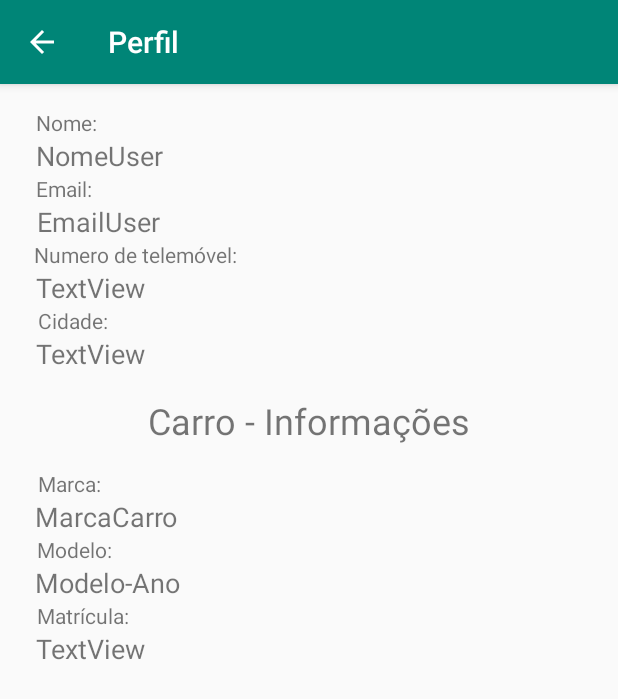
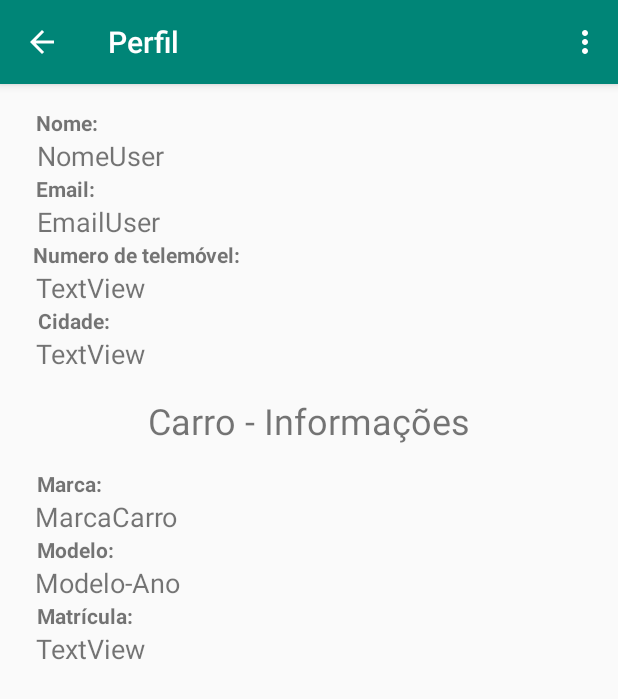
Before and after one commit to luisoliveira98/CarpoolApp, an Android app: the screen it shows after launch once a user with an empty profile is signed in (Perfil), in the side drawer, after a tap on "Perfil", on a phone screen of 412 x 824 dp. Shown: the top 699 px of the screen. Run offline under Robolectric (Android 15) with nearby library versions, the phone set to English and light mode, and no system bars; our stand-ins replace Firebase (no records; nobody signed in at launch, a user with empty details on screens opened directly); 2 statements that could not run were skipped.

Commit message:
Alteraçoes na forma como gerir o utilizador

```diff
--- a/app/src/main/java/com/example/android/carpoolapp/MainActivity.java
+++ b/app/src/main/java/com/example/android/carpoolapp/MainActivity.java
@@ -1,10 +1,13 @@
 package com.example.android.carpoolapp;
 
+import android.app.Activity;
+import android.content.DialogInterface;
 import android.content.Intent;
 import android.os.Bundle;
 import android.support.annotation.NonNull;
 import android.support.design.widget.FloatingActionButton;
 import android.support.design.widget.Snackbar;
+import android.support.v7.app.AlertDialog;
 import android.util.Log;
 import android.view.View;
 import android.support.design.widget.NavigationView;
@@ -15,6 +18,7 @@ import android.support.v7.app.AppCompatActivity;
 import android.support.v7.widget.Toolbar;
 import android.view.Menu;
 import android.view.MenuItem;
+import android.widget.ProgressBar;
 import android.widget.Toast;
 
 import com.google.android.gms.auth.api.Auth;
@@ -23,17 +27,26 @@ import com.google.android.gms.common.api.GoogleApiClient;
 import com.google.android.gms.common.api.GoogleApiClient.OnConnectionFailedListener;
 import com.google.firebase.auth.FirebaseAuth;
 import com.google.firebase.auth.FirebaseUser;
+import com.google.firebase.database.DataSnapshot;
+import com.google.firebase.database.DatabaseError;
+import com.google.firebase.database.DatabaseReference;
+import com.google.firebase.database.FirebaseDatabase;
+import com.google.firebase.database.Query;
+import com.google.firebase.database.ValueEventListener;
 
 public class MainActivity extends AppCompatActivity
         implements NavigationView.OnNavigationItemSelectedListener, OnConnectionFailedListener {
 
     private FirebaseAuth mFirebaseAuth;
     private FirebaseUser mFirebaseUser;
+    private DatabaseReference mFirebaseDatabase;
     private String mPhotoUrl;
     private String mUsername;
     public static final String ANONYMOUS = "anonymous";
     private static final String TAG = "MainActivity";
     private GoogleApiClient mGoogleApiClient;
+    private User user;
+    private ProgressBar mProgressBar;
 
 
     @Override
@@ -43,15 +56,8 @@ public class MainActivity extends AppCompatActivity
         Toolbar toolbar = (Toolbar) findViewById(R.id.toolbar);
         setSupportActionBar(toolbar);
 
-        FloatingActionButton fab = (FloatingActionButton) findViewById(R.id.fab);
-        fab.setOnClickListener(new View.OnClickListener() {
-            @Override
-            public void onClick(View view) {
-                Snackbar.make(view, "Replace with your own action", Snackbar.LENGTH_LONG)
-                        .setAction("Action", null).show();
-            }
-        });
-
+        mProgressBar = findViewById(R.id.progressBar);
+        mProgressBar.setVisibility(ProgressBar.VISIBLE);
         DrawerLayout drawer = (DrawerLayout) findViewById(R.id.drawer_layout);
         ActionBarDrawerToggle toggle = new ActionBarDrawerToggle(
                 this, drawer, toolbar, R.string.navigation_drawer_open, R.string.navigation_drawer_close);
@@ -80,6 +86,47 @@ public class MainActivity extends AppCompatActivity
                 .enableAutoManage(this /* FragmentActivity */, this /* OnConnectionFailedListener */)
                 .addApi(Auth.GOOGLE_SIGN_IN_API)
                 .build();
+
+        mFirebaseDatabase = FirebaseDatabase.getInstance().getReference();
+        user = new User();
+        Query query = mFirebaseDatabase.child("users");
+        query.addValueEventListener(new ValueEventListener() {
+            @Override
+            public void onDataChange(DataSnapshot dataSnapshot) {
+                User temp=null;
+                for (DataSnapshot data : dataSnapshot.getChildren()) {
+                    if(data.getValue(User.class).getEmail().equals(mFirebaseUser.getEmail())){
+                        temp = data.getValue(User.class);
+                        break;
+                    }
+                }
+                user = temp;
+                mProgressBar.setVisibility(ProgressBar.INVISIBLE);
+                if(!user.complete()) {
+                    AlertDialog.Builder alerta = new AlertDialog.Builder(MainActivity.this);
+                    alerta.setTitle("Aviso");
+                    alerta
+                            .setIcon(R.mipmap.ic_warning)
+                            .setMessage("Não tem o perfil com todos os dados!\nAtualize os dados")
+                            .setCancelable(false)
+                            .setPositiveButton("OK", new DialogInterface.OnClickListener() {
+                                @Override
+                                public void onClick(DialogInterface dialog, int which) {
+                                    Intent intent = new Intent(MainActivity.this, UpdatePerfil.class);
+                                    intent.putExtra("user", user);
+                                    startActivity(intent);
+                                }
+                            })
+                            ;
+
+                    AlertDialog alertDialog = alerta.create();
+                    alertDialog.show();
+                }
+            }
+            @Override
+            public void onCancelled(DatabaseError databaseError) {
+            }
+        });
     }
 
     @Override
@@ -133,12 +180,11 @@ public class MainActivity extends AppCompatActivity
         } else if (id == R.id.nav_procurar) {
             intent = new Intent(this, ProcurarViagem.class);
             startActivity(intent);
-        } else if (id == R.id.nav_mensagens) {
-
-        } else if (id == R.id.nav_historico) {
+        }  else if (id == R.id.nav_historico) {
 
         } else if (id == R.id.nav_perfil) {
             intent = new Intent(this, Perfil.class);
+            intent.putExtra("user", user);
             startActivity(intent);
         }
 
--- a/app/src/main/java/com/example/android/carpoolapp/Perfil.java
+++ b/app/src/main/java/com/example/android/carpoolapp/Perfil.java
@@ -2,12 +2,61 @@ package com.example.android.carpoolapp;
 
 import android.support.v7.app.AppCompatActivity;
 import android.os.Bundle;
+import android.widget.TextView;
+import android.view.Menu;
+
+import com.google.firebase.auth.FirebaseAuth;
+import com.google.firebase.auth.FirebaseUser;
+import com.google.firebase.database.DataSnapshot;
+import com.google.firebase.database.DatabaseError;
+import com.google.firebase.database.DatabaseReference;
+import com.google.firebase.database.FirebaseDatabase;
+import com.google.firebase.database.Query;
+import com.google.firebase.database.ValueEventListener;
+
+import java.util.ArrayList;
+import java.util.List;
 
 public class Perfil extends AppCompatActivity {
+
+    private TextView textNome,
+                    textEmail,
+                    textNumero,
+                    textCidade,
+                    textMarcaCarro,
+                    textModeloAno,
+                    textMatricula;
+
+    private FirebaseAuth mFirebaseAuth;
+    private FirebaseUser mFirebaseUser;
+    private DatabaseReference mFirebaseDatabase;
+    private User user;
+
 
     @Override
     protected void onCreate(Bundle savedInstanceState) {
         super.onCreate(savedInstanceState);
         setContentView(R.layout.activity_perfil);
+        textNome = findViewById(R.id.textNome);
+        textEmail = findViewById(R.id.textEmail);
+        textNumero = findViewById(R.id.textNumero);
+        textCidade = findViewById(R.id.textCidade);
+        textMarcaCarro = findViewById(R.id.textMarcaCarro);
+        textModeloAno = findViewById(R.id.textModeloCarro);
+        textMatricula = findViewById(R.id.textMatriculaCarro);
+
+        mFirebaseDatabase = FirebaseDatabase.getInstance().getReference();
+        mFirebaseAuth = FirebaseAuth.getInstance();
+        mFirebaseUser = mFirebaseAuth.getCurrentUser();
+
+        user = (User) getIntent().getExtras().getSerializable("user");
+
+        textNome.setText(user.getNome());
+    }
+
+    @Override
+    public boolean onCreateOptionsMenu(Menu menu) {
+        getMenuInflater().inflate(R.menu.menu_perfil, menu);
+        return true;
     }
 }
--- a/app/src/main/java/com/example/android/carpoolapp/SignInActivity.java
+++ b/app/src/main/java/com/example/android/carpoolapp/SignInActivity.java
@@ -149,7 +149,8 @@ public class SignInActivity extends AppCompatActivity implements GoogleApiClient
 
                                     if(!userEmailList.contains(mFirebaseUser.getEmail())) {
                                         User user = new User(mFirebaseUser.getDisplayName(), mFirebaseUser.getEmail());
-                                        mFirebaseDatabaseReference.child("users").push().setValue(user);
+                                        String key = mFirebaseUser.getEmail().split("@")[0];
+                                        mFirebaseDatabaseReference.child("users").child(key).setValue(user);
                                     }
                                 }
 
--- a/app/src/main/res/layout/activity_perfil.xml
+++ b/app/src/main/res/layout/activity_perfil.xml
@@ -8,45 +8,47 @@
 
 
     <TextView
-        android:id="@+id/textNome"
+        android:id="@+id/textNomeInfo"
         android:layout_width="wrap_content"
         android:layout_height="wrap_content"
         android:layout_marginStart="16dp"
         android:layout_marginTop="8dp"
         android:layout_marginEnd="32dp"
         android:text="Nome:"
+        android:textStyle="bold"
         app:layout_constraintEnd_toEndOf="parent"
         app:layout_constraintHorizontal_bias="0.025"
         app:layout_constraintStart_toStartOf="parent"
         app:layout_constraintTop_toBottomOf="@+id/imageView4" />
 
     <TextView
-        android:id="@+id/textNomeUser"
+        android:id="@+id/textNome"
         android:layout_width="wrap_content"
         android:layout_height="wrap_content"
         android:layout_marginStart="16dp"
-        android:layout_marginEnd="16dp"
+        android:layout_marginEnd="24dp"
         android:text="NomeUser"
         android:textSize="18sp"
         app:layout_constraintEnd_toEndOf="parent"
-        app:layout_constraintHorizontal_bias="0.028"
+        app:layout_constraintHorizontal_bias="0.03"
+        app:layout_constraintStart_toStartOf="parent"
+        app:layout_constraintTop_toBottomOf="@+id/textNomeInfo" />
+
+    <TextView
+        android:id="@+id/textEmailInfo"
+        android:layout_width="wrap_content"
+        android:layout_height="wrap_content"
+        android:layout_marginStart="16dp"
+        android:layout_marginEnd="32dp"
+        android:text="Email:"
+        android:textStyle="bold"
+        app:layout_constraintEnd_toEndOf="parent"
+        app:layout_constraintHorizontal_bias="0.025"
         app:layout_constraintStart_toStartOf="parent"
         app:layout_constraintTop_toBottomOf="@+id/textNome" />
 
     <TextView
         android:id="@+id/textEmail"
-        android:layout_width="wrap_content"
-        android:layout_height="wrap_content"
-        android:layout_marginStart="16dp"
-        android:layout_marginEnd="32dp"
-        android:text="Email:"
-        app:layout_constraintEnd_toEndOf="parent"
-        app:layout_constraintHorizontal_bias="0.025"
-        app:layout_constraintStart_toStartOf="parent"
-        app:layout_constraintTop_toBottomOf="@+id/textNomeUser" />
-
-    <TextView
-        android:id="@+id/textEmailUser"
         android:layout_width="wrap_content"
         android:layout_height="wrap_content"
         android:layout_marginStart="16dp"
@@ -56,22 +58,23 @@
         app:layout_constraintEnd_toEndOf="parent"
         app:layout_constraintHorizontal_bias="0.03"
         app:layout_constraintStart_toStartOf="parent"
-        app:layout_constraintTop_toBottomOf="@+id/textEmail" />
+        app:layout_constraintTop_toBottomOf="@+id/textEmailInfo" />
 
     <TextView
-        android:id="@+id/textNumero"
+        android:id="@+id/textNumeroInfo"
         android:layout_width="wrap_content"
         android:layout_height="wrap_content"
         android:layout_marginStart="16dp"
         android:layout_marginEnd="24dp"
         android:text="Numero de telemóvel:"
+        android:textStyle="bold"
         app:layout_constraintEnd_toEndOf="parent"
         app:layout_constraintHorizontal_bias="0.027"
         app:layout_constraintStart_toStartOf="parent"
-        app:layout_constraintTop_toBottomOf="@+id/textEmailUser" />
+        app:layout_constraintTop_toBottomOf="@+id/textEmail" />
 
     <TextView
-        android:id="@+id/textNumeroUser"
+        android:id="@+id/textNumero"
         android:layout_width="wrap_content"
         android:layout_height="wrap_content"
         android:layout_marginStart="16dp"
@@ -81,22 +84,23 @@
         app:layout_constraintEnd_toEndOf="parent"
         app:layout_constraintHorizontal_bias="0.027"
         app:layout_constraintStart_toStartOf="parent"
-        app:layout_constraintTop_toBottomOf="@+id/textNumero" />
+        app:layout_constraintTop_toBottomOf="@+id/textNumeroInfo" />
 
     <TextView
-        android:id="@+id/textCidade"
+        android:id="@+id/textCidadeInfo"
         android:layout_width="wrap_content"
         android:layout_height="wrap_content"
         android:layout_marginStart="8dp"
         android:layout_marginEnd="24dp"
         android:text="Cidade:"
+        android:textStyle="bold"
         app:layout_constraintEnd_toEndOf="parent"
         app:layout_constraintHorizontal_bias="0.052"
         app:layout_constraintStart_toStartOf="parent"
-        app:layout_constraintTop_toBottomOf="@+id/textNumeroUser" />
+        app:layout_constraintTop_toBottomOf="@+id/textNumero" />
 
     <TextView
-        android:id="@+id/textCidadeUser"
+        android:id="@+id/textCidade"
         android:layout_width="wrap_content"
         android:layout_height="wrap_content"
         android:layout_marginStart="16dp"
@@ -106,7 +110,7 @@
         app:layout_constraintEnd_toEndOf="parent"
         app:layout_constraintHorizontal_bias="0.027"
         app:layout_constraintStart_toStartOf="parent"
-        app:layout_constraintTop_toBottomOf="@+id/textCidade" />
+        app:layout_constraintTop_toBottomOf="@+id/textCidadeInfo" />
 
     <TextView
         android:id="@+id/textCarro"
@@ -119,7 +123,7 @@
         android:textSize="24sp"
         app:layout_constraintEnd_toEndOf="parent"
         app:layout_constraintStart_toStartOf="parent"
-        app:layout_constraintTop_toBottomOf="@+id/textCidadeUser" />
+        app:layout_constraintTop_toBottomOf="@+id/textCidade" />
 
     <TextView
         android:id="@+id/textMarcaInfo"
@@ -129,6 +133,7 @@
         android:layout_marginTop="16dp"
         android:layout_marginEnd="32dp"
         android:text="Marca:"
+        android:textStyle="bold"
         app:layout_constraintEnd_toEndOf="parent"
         app:layout_constraintHorizontal_bias="0.028"
         app:layout_constraintStart_toStartOf="parent"
@@ -154,6 +159,7 @@
         android:layout_marginStart="16dp"
         android:layout_marginEnd="24dp"
         android:text="Modelo:"
+        android:textStyle="bold"
         app:layout_constraintEnd_toEndOf="parent"
         app:layout_constraintHorizontal_bias="0.027"
         app:layout_constraintStart_toStartOf="parent"
@@ -179,6 +185,7 @@
         android:layout_marginStart="16dp"
         android:layout_marginEnd="32dp"
         android:text="Matrícula:"
+        android:textStyle="bold"
         app:layout_constraintEnd_toEndOf="parent"
         app:layout_constraintHorizontal_bias="0.028"
         app:layout_constraintStart_toStartOf="parent"
--- /dev/null
+++ b/app/src/main/res/menu/menu_perfil.xml
@@ -0,0 +1,9 @@
+<?xml version="1.0" encoding="utf-8"?>
+<menu xmlns:android="http://schemas.android.com/apk/res/android"
+    xmlns:app="http://schemas.android.com/apk/res-auto">
+    <item
+        android:id="@+id/action_updatePerfil"
+        android:orderInCategory="100"
+        android:title="@string/update_perfil"
+        app:showAsAction="never" />
+</menu>
--- a/app/src/main/res/values/strings.xml
+++ b/app/src/main/res/values/strings.xml
@@ -32,4 +32,5 @@
     <string name="data_button">Selecione uma Data</string>
     <string name="pick_hora">Selecione uma hora</string>
     <string name="timePicker">timePicker</string>
+    <string name="update_perfil">Editar Perfil</string>
 </resources>
```
Also changed, not shown: app/src/main/AndroidManifest.xml (+6 -2 lines), app/src/main/java/com/example/android/carpoolapp/UpdatePerfil.java (added, +13 -0 lines), app/src/main/java/com/example/android/carpoolapp/User.java (+17 -3 lines), app/src/main/res/layout/activity_update_perfil.xml (added, +9 -0 lines), app/src/main/res/layout/app_bar_main.xml (+0 -8 lines), app/src/main/res/layout/content_main.xml (+9 -5 lines).
